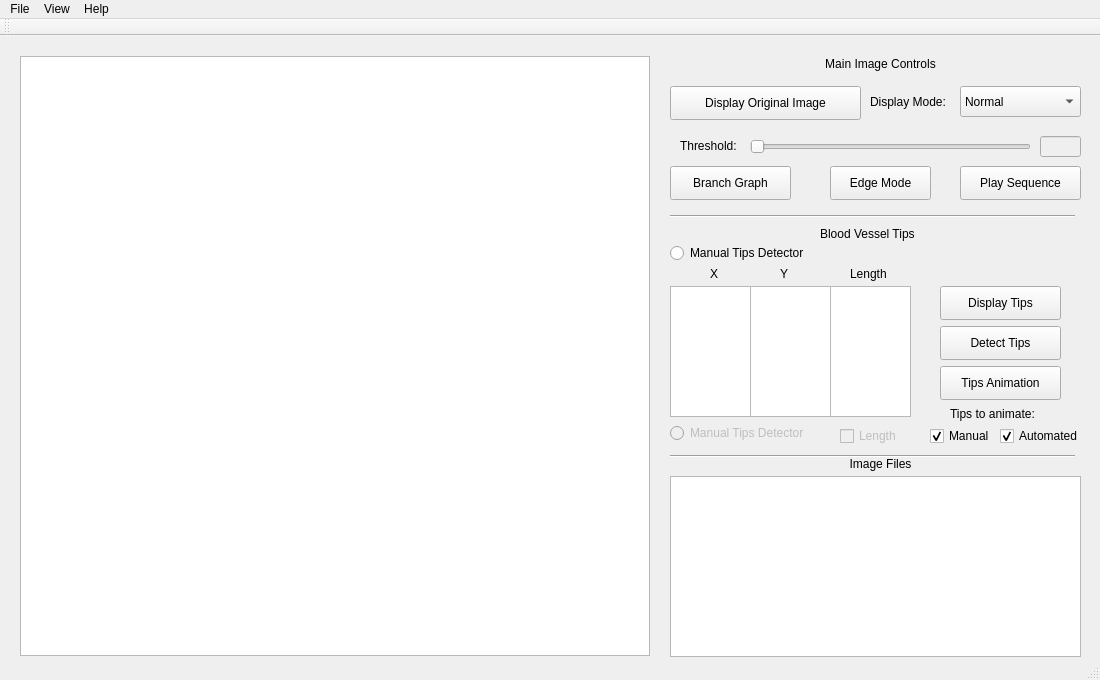
qchen2017/BloodVesselVisualization, file mainwindow.ui: the form before one commit.
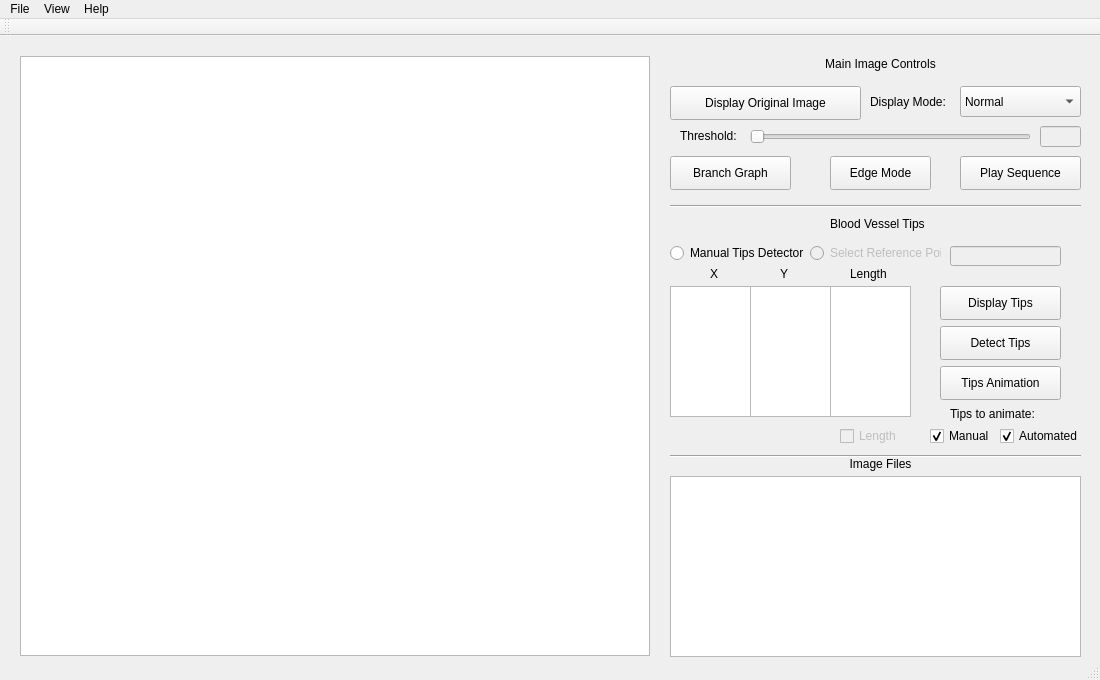
The form after the commit.

Commit message: added text box for ref pt, fixed some stuff

```diff
--- a/mainwindow.ui
+++ b/mainwindow.ui
@@ -28,7 +28,7 @@
     <property name="geometry">
      <rect>
       <x>680</x>
-      <y>100</y>
+      <y>90</y>
       <width>81</width>
       <height>20</height>
      </rect>
@@ -41,7 +41,7 @@
     <property name="geometry">
      <rect>
       <x>750</x>
-      <y>100</y>
+      <y>90</y>
       <width>281</width>
       <height>22</height>
      </rect>
@@ -99,7 +99,7 @@
     <property name="geometry">
      <rect>
       <x>1040</x>
-      <y>100</y>
+      <y>90</y>
       <width>41</width>
       <height>21</height>
      </rect>
@@ -141,7 +141,7 @@
     <property name="geometry">
      <rect>
       <x>960</x>
-      <y>130</y>
+      <y>120</y>
       <width>121</width>
       <height>34</height>
      </rect>
@@ -195,8 +195,8 @@
     <property name="geometry">
      <rect>
       <x>670</x>
-      <y>170</y>
-      <width>405</width>
+      <y>160</y>
+      <width>411</width>
       <height>20</height>
      </rect>
     </property>
@@ -211,7 +211,7 @@
     <property name="geometry">
      <rect>
       <x>830</x>
-      <y>130</y>
+      <y>120</y>
       <width>101</width>
       <height>34</height>
      </rect>
@@ -227,7 +227,7 @@
     <property name="geometry">
      <rect>
       <x>670</x>
-      <y>130</y>
+      <y>120</y>
       <width>121</width>
       <height>34</height>
      </rect>
@@ -307,8 +307,8 @@
    <widget class="QLabel" name="tipsControls_label">
     <property name="geometry">
      <rect>
-      <x>820</x>
-      <y>190</y>
+      <x>830</x>
+      <y>180</y>
       <width>111</width>
       <height>16</height>
      </rect>
@@ -322,7 +322,7 @@
      <rect>
       <x>670</x>
       <y>410</y>
-      <width>405</width>
+      <width>411</width>
       <height>20</height>
      </rect>
     </property>
@@ -407,14 +407,14 @@
     </property>
     <property name="geometry">
      <rect>
-      <x>670</x>
-      <y>380</y>
-      <width>161</width>
+      <x>810</x>
+      <y>200</y>
+      <width>131</width>
       <height>34</height>
      </rect>
     </property>
     <property name="text">
-     <string>Manual Tips Detector</string>
+     <string>Select Reference Point</string>
     </property>
    </widget>
    <widget class="QLabel" name="tipsControls_label_2">
@@ -475,6 +475,19 @@
      <bool>false</bool>
     </property>
    </widget>
+   <widget class="QLineEdit" name="refpoint_lineEdit">
+    <property name="enabled">
+     <bool>false</bool>
+    </property>
+    <property name="geometry">
+     <rect>
+      <x>950</x>
+      <y>210</y>
+      <width>111</width>
+      <height>20</height>
+     </rect>
+    </property>
+   </widget>
   </widget>
   <widget class="QToolBar" name="mainToolBar">
    <property name="acceptDrops">
```
Left out of the diff: 18 changed lines with no effect on the pictures. The commit also changes 2 other files.
